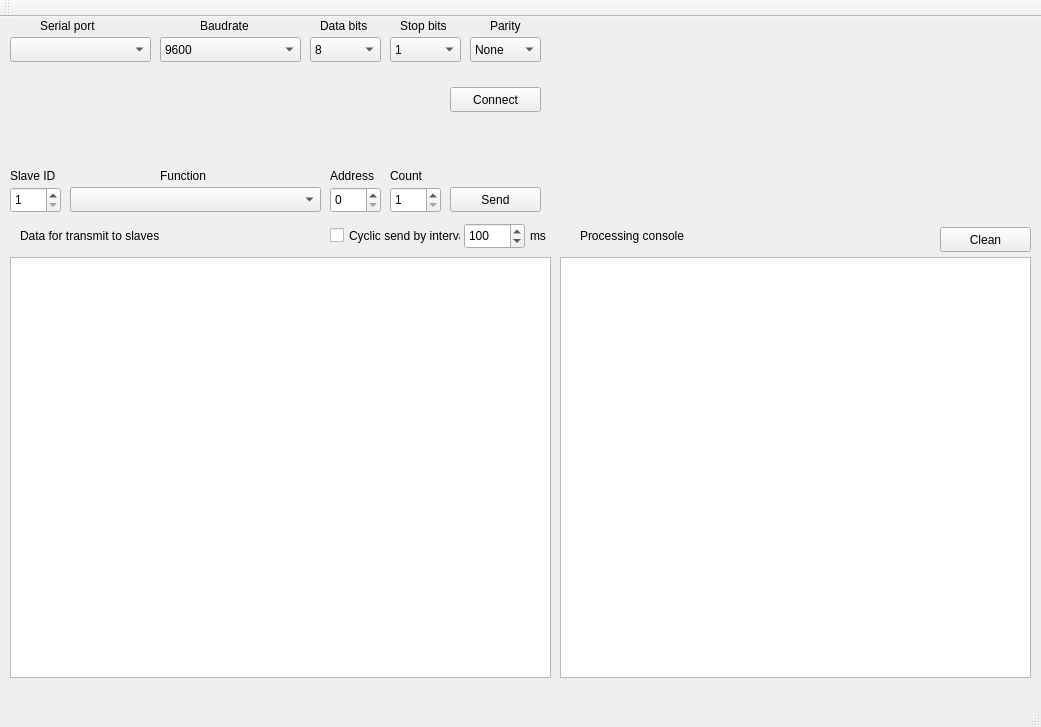
maisvendoo/qmaster, file forms/mainwindow.ui: the form before one commit.
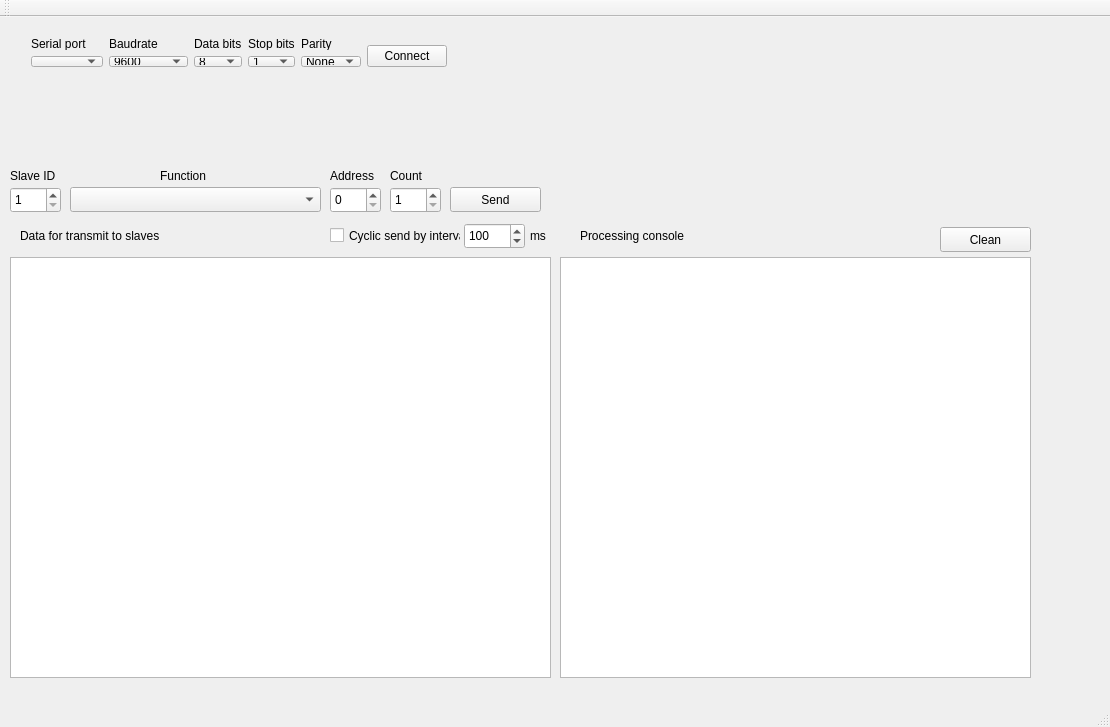
The form after the commit. Icons and pictures are not drawn.

Commit message: Скомпонованы элементы настройки соединения

What changed in the file:
```diff
--- a/forms/mainwindow.ui
+++ b/forms/mainwindow.ui
@@ -6,7 +6,7 @@
    <rect>
     <x>0</x>
     <y>0</y>
-    <width>1041</width>
+    <width>1110</width>
     <height>727</height>
    </rect>
   </property>
@@ -21,247 +21,6 @@
    <bool>false</bool>
   </property>
   <widget class="QWidget" name="centralWidget">
-   <widget class="QComboBox" name="cbPort">
-    <property name="geometry">
-     <rect>
-      <x>10</x>
-      <y>20</y>
-      <width>141</width>
-      <height>25</height>
-     </rect>
-    </property>
-   </widget>
-   <widget class="QComboBox" name="cbBaud">
-    <property name="geometry">
-     <rect>
-      <x>160</x>
-      <y>20</y>
-      <width>141</width>
-      <height>25</height>
-     </rect>
-    </property>
-    <item>
-     <property name="text">
-      <string>9600</string>
-     </property>
-    </item>
-    <item>
-     <property name="text">
-      <string>19200</string>
-     </property>
-    </item>
-    <item>
-     <property name="text">
-      <string>38400</string>
-     </property>
-    </item>
-    <item>
-     <property name="text">
-      <string>57600</string>
-     </property>
-    </item>
-    <item>
-     <property name="text">
-      <string>115200</string>
-     </property>
-    </item>
-    <item>
-     <property name="text">
-      <string>125000</string>
-     </property>
-    </item>
-    <item>
-     <property name="text">
-      <string>230400</string>
-     </property>
-    </item>
-    <item>
-     <property name="text">
-      <string>250000</string>
-     </property>
-    </item>
-    <item>
-     <property name="text">
-      <string>460800</string>
-     </property>
-    </item>
-    <item>
-     <property name="text">
-      <string>500000</string>
-     </property>
-    </item>
-    <item>
-     <property name="text">
-      <string>1000000</string>
-     </property>
-    </item>
-    <item>
-     <property name="text">
-      <string>2000000</string>
-     </property>
-    </item>
-   </widget>
-   <widget class="QComboBox" name="cbDataBits">
-    <property name="geometry">
-     <rect>
-      <x>310</x>
-      <y>20</y>
-      <width>71</width>
-      <height>25</height>
-     </rect>
-    </property>
-    <property name="currentIndex">
-     <number>3</number>
-    </property>
-    <item>
-     <property name="text">
-      <string>5</string>
-     </property>
-    </item>
-    <item>
-     <property name="text">
-      <string>6</string>
-     </property>
-    </item>
-    <item>
-     <property name="text">
-      <string>7</string>
-     </property>
-    </item>
-    <item>
-     <property name="text">
-      <string>8</string>
-     </property>
-    </item>
-    <item>
-     <property name="text">
-      <string>9</string>
-     </property>
-    </item>
-   </widget>
-   <widget class="QComboBox" name="cbStopBits">
-    <property name="geometry">
-     <rect>
-      <x>390</x>
-      <y>20</y>
-      <width>71</width>
-      <height>25</height>
-     </rect>
-    </property>
-    <item>
-     <property name="text">
-      <string>1</string>
-     </property>
-    </item>
-    <item>
-     <property name="text">
-      <string>2</string>
-     </property>
-    </item>
-   </widget>
-   <widget class="QComboBox" name="cbParity">
-    <property name="geometry">
-     <rect>
-      <x>470</x>
-      <y>20</y>
-      <width>71</width>
-      <height>25</height>
-     </rect>
-    </property>
-    <item>
-     <property name="text">
-      <string>None</string>
-     </property>
-    </item>
-    <item>
-     <property name="text">
-      <string>Odd</string>
-     </property>
-    </item>
-    <item>
-     <property name="text">
-      <string>Even</string>
-     </property>
-    </item>
-   </widget>
-   <widget class="QLabel" name="label">
-    <property name="geometry">
-     <rect>
-      <x>40</x>
-      <y>0</y>
-      <width>71</width>
-      <height>17</height>
-     </rect>
-    </property>
-    <property name="text">
-     <string>Serial port</string>
-    </property>
-   </widget>
-   <widget class="QLabel" name="label_2">
-    <property name="geometry">
-     <rect>
-      <x>200</x>
-      <y>0</y>
-      <width>71</width>
-      <height>17</height>
-     </rect>
-    </property>
-    <property name="text">
-     <string>Baudrate</string>
-    </property>
-   </widget>
-   <widget class="QLabel" name="label_3">
-    <property name="geometry">
-     <rect>
-      <x>320</x>
-      <y>0</y>
-      <width>61</width>
-      <height>17</height>
-     </rect>
-    </property>
-    <property name="text">
-     <string>Data bits</string>
-    </property>
-   </widget>
-   <widget class="QLabel" name="label_4">
-    <property name="geometry">
-     <rect>
-      <x>400</x>
-      <y>0</y>
-      <width>61</width>
-      <height>17</height>
-     </rect>
-    </property>
-    <property name="text">
-     <string>Stop bits</string>
-    </property>
-   </widget>
-   <widget class="QLabel" name="label_5">
-    <property name="geometry">
-     <rect>
-      <x>490</x>
-      <y>0</y>
-      <width>41</width>
-      <height>17</height>
-     </rect>
-    </property>
-    <property name="text">
-     <string>Parity</string>
-    </property>
-   </widget>
-   <widget class="QPushButton" name="bConnect">
-    <property name="geometry">
-     <rect>
-      <x>450</x>
-      <y>70</y>
-      <width>91</width>
-      <height>25</height>
-     </rect>
-    </property>
-    <property name="text">
-     <string>Connect</string>
-    </property>
-   </widget>
    <widget class="QSpinBox" name="sbSlaveID">
     <property name="geometry">
      <rect>
@@ -543,6 +302,242 @@
      <string>ms</string>
     </property>
    </widget>
+   <widget class="QWidget" name="horizontalLayoutWidget">
+    <property name="geometry">
+     <rect>
+      <x>20</x>
+      <y>10</y>
+      <width>1001</width>
+      <height>51</height>
+     </rect>
+    </property>
+    <layout class="QHBoxLayout" name="horizontalLayout">
+     <item>
+      <layout class="QVBoxLayout" name="verticalLayout">
+       <item>
+        <widget class="QLabel" name="label">
+         <property name="text">
+          <string>Serial port</string>
+         </property>
+        </widget>
+       </item>
+       <item>
+        <widget class="QComboBox" name="cbPort"/>
+       </item>
+      </layout>
+     </item>
+     <item>
+      <layout class="QVBoxLayout" name="verticalLayout_2">
+       <item>
+        <widget class="QLabel" name="label_2">
+         <property name="text">
+          <string>Baudrate</string>
+         </property>
+        </widget>
+       </item>
+       <item>
+        <widget class="QComboBox" name="cbBaud">
+         <item>
+          <property name="text">
+           <string>9600</string>
+          </property>
+         </item>
+         <item>
+          <property name="text">
+           <string>19200</string>
+          </property>
+         </item>
+         <item>
+          <property name="text">
+           <string>38400</string>
+          </property>
+         </item>
+         <item>
+          <property name="text">
+           <string>57600</string>
+          </property>
+         </item>
+         <item>
+          <property name="text">
+           <string>115200</string>
+          </property>
+         </item>
+         <item>
+          <property name="text">
+           <string>125000</string>
+          </property>
+         </item>
+         <item>
+          <property name="text">
+           <string>230400</string>
+          </property>
+         </item>
+         <item>
+          <property name="text">
+           <string>250000</string>
+          </property>
+         </item>
+         <item>
+          <property name="text">
+           <string>460800</string>
+          </property>
+         </item>
+         <item>
+          <property name="text">
+           <string>500000</string>
+          </property>
+         </item>
+         <item>
+          <property name="text">
+           <string>1000000</string>
+          </property>
+         </item>
+         <item>
+          <property name="text">
+           <string>2000000</string>
+          </property>
+         </item>
+        </widget>
+       </item>
+      </layout>
+     </item>
+     <item>
+      <layout class="QVBoxLayout" name="verticalLayout_3">
+       <item>
+        <widget class="QLabel" name="label_3">
+         <property name="text">
+          <string>Data bits</string>
+         </property>
+        </widget>
+       </item>
+       <item>
+        <widget class="QComboBox" name="cbDataBits">
+         <property name="currentIndex">
+          <number>3</number>
+         </property>
+         <item>
+          <property name="text">
+           <string>5</string>
+          </property>
+         </item>
+         <item>
+          <property name="text">
+           <string>6</string>
+          </property>
+         </item>
+         <item>
+          <property name="text">
+           <string>7</string>
+          </property>
+         </item>
+         <item>
+          <property name="text">
+           <string>8</string>
+          </property>
+         </item>
+         <item>
+          <property name="text">
+           <string>9</string>
+          </property>
+         </item>
+        </widget>
+       </item>
+      </layout>
+     </item>
+     <item>
+      <layout class="QVBoxLayout" name="verticalLayout_4">
+       <item>
+        <widget class="QLabel" name="label_4">
+         <property name="text">
+          <string>Stop bits</string>
+         </property>
+        </widget>
+       </item>
+       <item>
+        <widget class="QComboBox" name="cbStopBits">
+         <item>
+          <property name="text">
+           <string>1</string>
+          </property>
+         </item>
+         <item>
+          <property name="text">
+           <string>2</string>
+          </property>
+         </item>
+        </widget>
+       </item>
+      </layout>
+     </item>
+     <item>
+      <layout class="QVBoxLayout" name="verticalLayout_5">
+       <item>
+        <widget class="QLabel" name="label_5">
+         <property name="text">
+          <string>Parity</string>
+         </property>
+        </widget>
+       </item>
+       <item>
+        <widget class="QComboBox" name="cbParity">
+         <item>
+          <property name="text">
+           <string>None</string>
+          </property>
+         </item>
+         <item>
+          <property name="text">
+           <string>Odd</string>
+          </property>
+         </item>
+         <item>
+          <property name="text">
+           <string>Even</string>
+          </property>
+         </item>
+        </widget>
+       </item>
+      </layout>
+     </item>
+     <item>
+      <layout class="QVBoxLayout" name="verticalLayout_6">
+       <item>
+        <spacer name="verticalSpacer">
+         <property name="orientation">
+          <enum>Qt::Vertical</enum>
+         </property>
+         <property name="sizeHint" stdset="0">
+          <size>
+           <width>20</width>
+           <height>40</height>
+          </size>
+         </property>
+        </spacer>
+       </item>
+       <item>
+        <widget class="QPushButton" name="bConnect">
+         <property name="text">
+          <string>Connect</string>
+         </property>
+        </widget>
+       </item>
+      </layout>
+     </item>
+     <item>
+      <spacer name="horizontalSpacer">
+       <property name="orientation">
+        <enum>Qt::Horizontal</enum>
+       </property>
+       <property name="sizeHint" stdset="0">
+        <size>
+         <width>40</width>
+         <height>20</height>
+        </size>
+       </property>
+      </spacer>
+     </item>
+    </layout>
+   </widget>
   </widget>
   <widget class="QMenuBar" name="menuBar">
    <property name="geometry">
```
Left out of the diff: 6 changed lines with no effect on the pictures.
